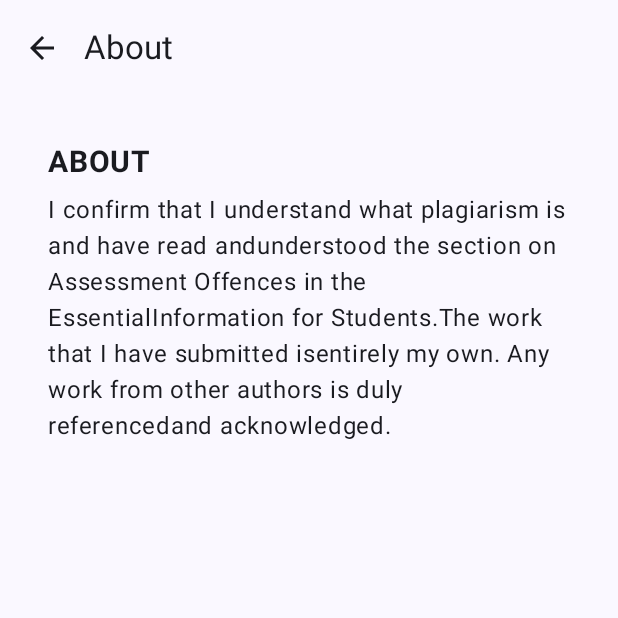
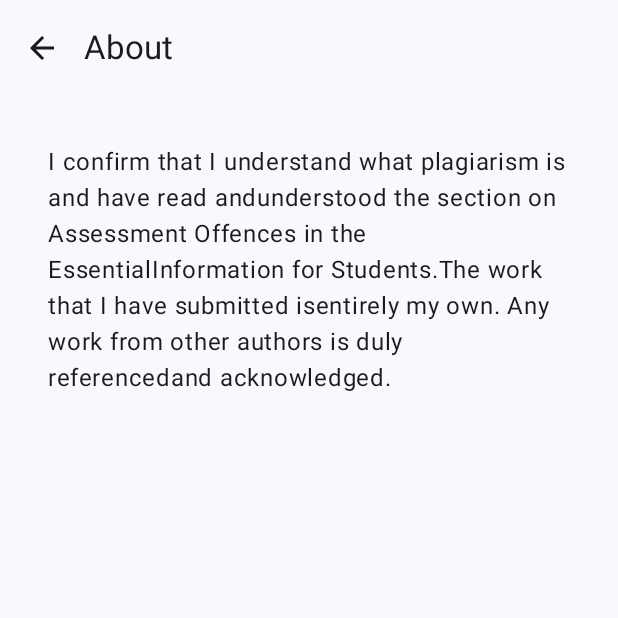
Before and after one commit to rivs-cpu/diceroller_game, an Android app built with Jetpack Compose: the AboutScreen screen opened through its navigation route, on a phone screen of 412 x 824 dp, the top half of it. Run offline under Robolectric (Android 15) with nearby library versions, the phone set to English and light mode, and no system bars.

```diff
--- a/app/src/main/java/com/example/dicerollergame/AboutScreen.kt
+++ b/app/src/main/java/com/example/dicerollergame/AboutScreen.kt
@@ -43,13 +43,6 @@ fun AboutScreen(
                     modifier = Modifier.padding(16.dp)
                 ) {
                     Text(
-                        text = "ABOUT",
-                        fontSize = 20.sp,
-                        fontWeight = FontWeight.Bold,
-                        modifier = Modifier.padding(bottom = 8.dp)
-                    )
-
-                    Text(
                         text = "I confirm that I understand what plagiarism is and have read and" +
                                 "understood the section on Assessment Offences in the Essential" +
                                 "Information for Students." +
--- a/app/src/main/java/com/example/dicerollergame/MainMenu.kt
+++ b/app/src/main/java/com/example/dicerollergame/MainMenu.kt
@@ -76,12 +76,5 @@ fun MainMenu(
 
         Spacer(modifier = Modifier.height(16.dp))
 
-        // Version info at bottom
-        Text(
-            text = "Version 1.0",
-            fontSize = 14.sp,
-            color = MaterialTheme.colorScheme.onSurfaceVariant,
-            modifier = Modifier.padding(top = 32.dp)
-        )
     }
 }
```
Also changed, not shown: app/src/main/java/com/example/dicerollergame/GameScreen.kt (+54 -14 lines), app/src/main/java/com/example/dicerollergame/Utils.kt (+84 -84 lines).
